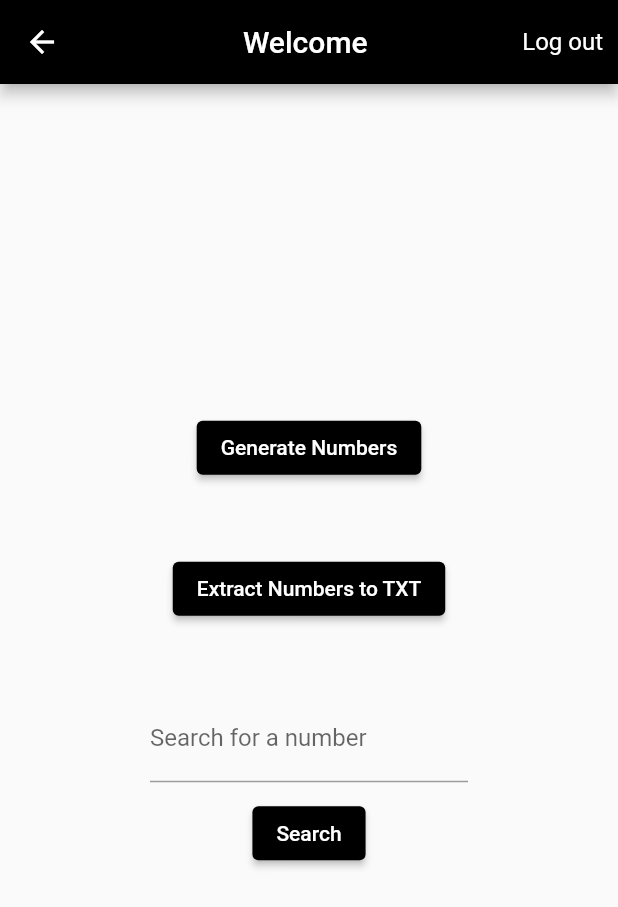
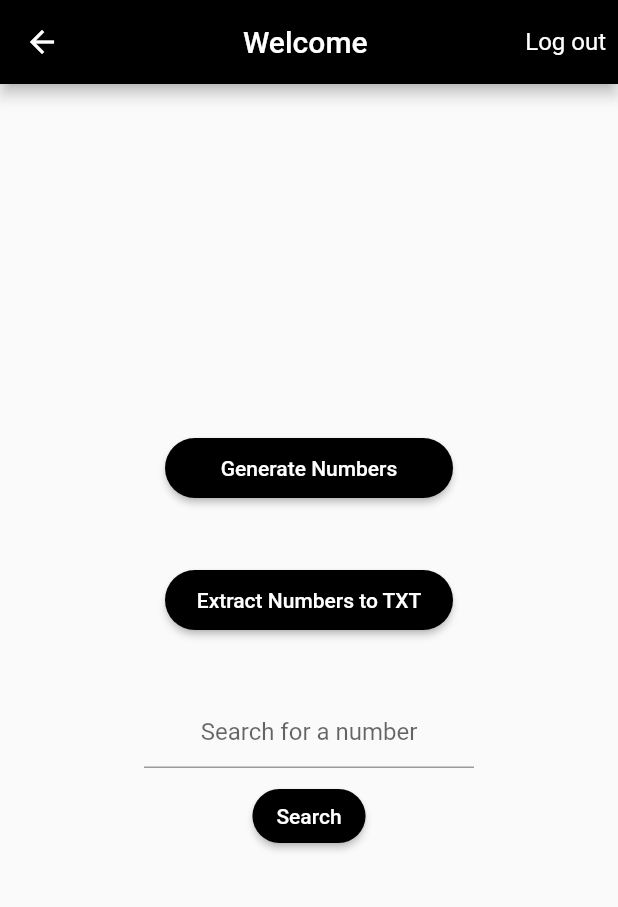
Before and after one commit to Ta7a21/FlutterTestApp, a Flutter app: the Generate screen opened directly with empty values, on a phone screen of 412 x 824 dp. Shown: the top 907 px of the screen. Run offline on Flutter 3.47's test engine with Material 2 defaults, Android fonts, the light colour scheme and no system bars; our stand-ins replace sqflite; accounts and stored records are empty.

Commit message:
Edit styles

```diff
--- a/lib/pages/home.dart
+++ b/lib/pages/home.dart
@@ -32,7 +32,7 @@ class _GenerateState extends State<Generate> {
                 Navigator.pushReplacementNamed(context, '/');
               },
               child: Padding(
-                padding: const EdgeInsets.only(right: 10),
+                padding: const EdgeInsets.only(right: 8),
                 child: Text(
                   'Log out',
                   style: TextStyle(fontSize: 16),
@@ -55,16 +55,15 @@ class _GenerateState extends State<Generate> {
                   setState(() => loadingGenNumbers = '');
                 },
                 child: Text('Generate Numbers'),
-                style: ElevatedButton.styleFrom(primary: Colors.black),
+                style: ElevatedButton.styleFrom(
+                    primary: Colors.black,
+                    fixedSize: Size(192, 40),
+                    shape: RoundedRectangleBorder(
+                        borderRadius: BorderRadius.circular(50))),
               ),
-              SizedBox(
-                height: 10,
-              ),
-              Text(
-                loadingGenNumbers,
-                style: TextStyle(),
-              ),
-              SizedBox(height: 20),
+              SizedBox(height: 8),
+              Text(loadingGenNumbers),
+              SizedBox(height: 16),
               ElevatedButton(
                 onPressed: () async {
                   setState(() => loadingExtractedNumbers = 'Loading...');
@@ -72,20 +71,17 @@ class _GenerateState extends State<Generate> {
                   setState(() => loadingExtractedNumbers = '');
                 },
                 child: Text('Extract Numbers to TXT'),
-                style: ElevatedButton.styleFrom(primary: Colors.black),
+                style: ElevatedButton.styleFrom(
+                    primary: Colors.black,
+                    fixedSize: Size(192, 40),
+                    shape: RoundedRectangleBorder(
+                        borderRadius: BorderRadius.circular(50))),
               ),
-              SizedBox(
-                height: 10,
-              ),
-              Text(
-                loadingExtractedNumbers,
-                style: TextStyle(),
-              ),
-              SizedBox(
-                height: 20,
-              ),
+              SizedBox(height: 8),
+              Text(loadingExtractedNumbers),
+              SizedBox(height: 16),
               Padding(
-                padding: EdgeInsets.fromLTRB(100, 0, 100, 0),
+                padding: EdgeInsets.fromLTRB(96, 0, 96, 0),
                 child: Form(
                   key: _formKey,
                   child: Column(
@@ -98,14 +94,18 @@ class _GenerateState extends State<Generate> {
                               return "You must enter an integer";
                             return null;
                           },
-                          decoration:
-                              InputDecoration(labelText: 'Search for a number'),
+                          textAlign: TextAlign.center,
+                          decoration: InputDecoration(
+                            hintText: 'Search for a number',
+                            contentPadding:
+                                const EdgeInsets.symmetric(horizontal: 32),
+                          ),
                           onChanged: (value) {
                             try {
                               _number = int.parse(value);
                             } catch (e) {}
                           }),
-                      SizedBox(height: 10),
+                      SizedBox(height: 8),
                       ElevatedButton(
                         onPressed: () async {
                           if (_formKey.currentState!.validate()) {
@@ -118,18 +118,19 @@ class _GenerateState extends State<Generate> {
                             return;
                         },
                         child: Text('Search'),
-                        style: ElevatedButton.styleFrom(primary: Colors.black),
+                        style: ElevatedButton.styleFrom(
+                            primary: Colors.black,
+                            shape: RoundedRectangleBorder(
+                                borderRadius: BorderRadius.circular(50))),
                       ),
                     ],
                   ),
                 ),
               ),
-              SizedBox(
-                height: 10,
-              ),
+              SizedBox(height: 8),
               Text(
                 loadingSearch,
-                style: TextStyle(),
+                style: TextStyle(fontWeight: FontWeight.bold),
               ),
             ],
           ),
```
Also changed, not shown: lib/pages/signin.dart (+14 -17 lines), lib/pages/signup.dart (+10 -9 lines), lib/user.dart (+9 -9 lines).
